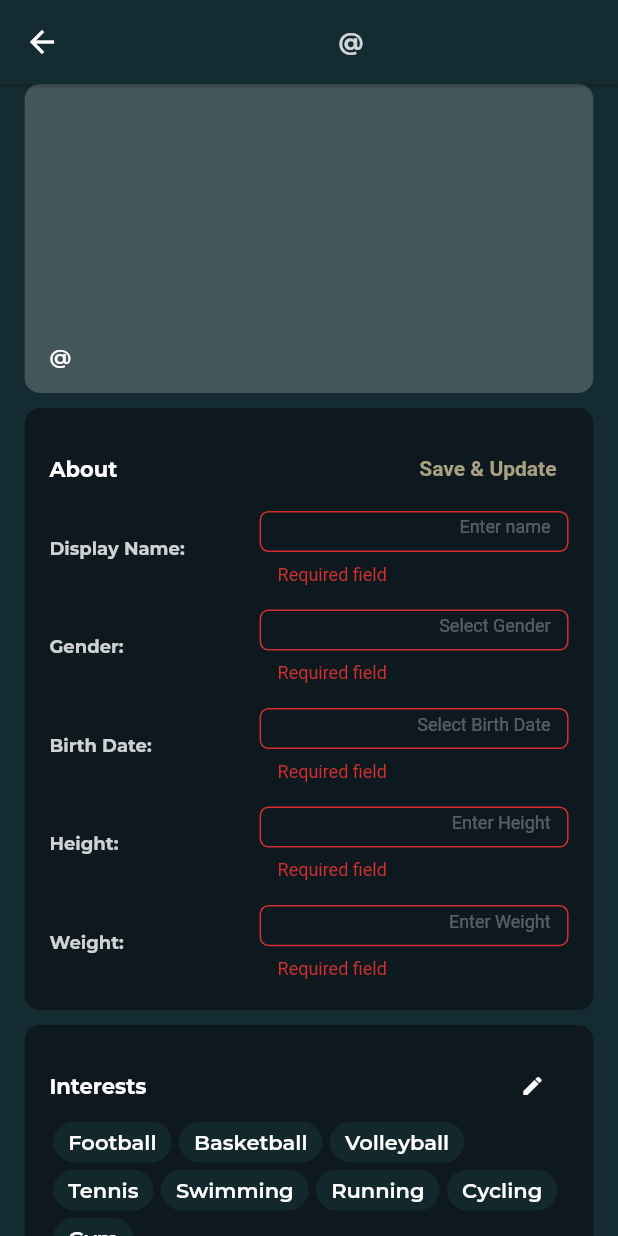
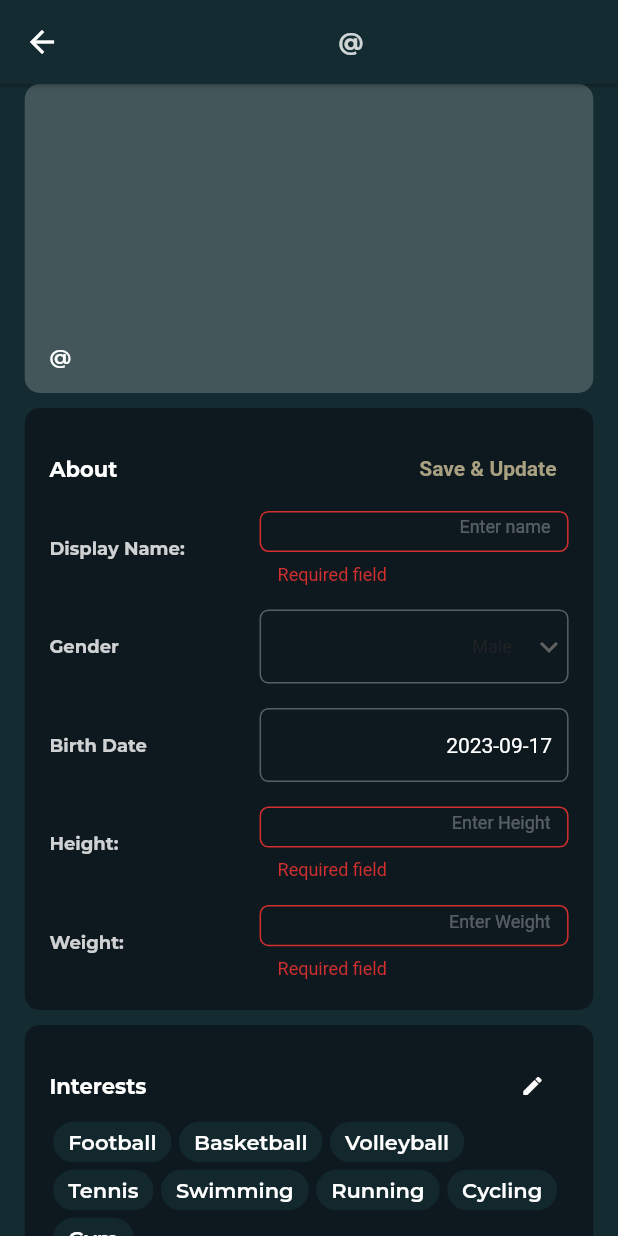
Before and after one commit to exceldeo/flutter_bloc_auth_profile_app, a Flutter app: the HomeView screen opened directly, after a tap on the "edit" icon, after a tap on "Save & Update", on a phone screen of 412 x 824 dp. Run offline on Flutter 3.47's test engine with Material 2 defaults, Android fonts, the phone set to English and light mode, and no system bars; our stand-ins replace dio, equatable, flutter_bloc, flutter_dotenv, flutter_secure_storage, google_fonts; accounts and stored records are empty.

```diff
--- /dev/null
+++ b/lib/core/components/datepicker/datepickerField.dart
@@ -0,0 +1,78 @@
+import 'package:flutter/material.dart';
+import 'package:my_profile_app/core/components/text/custom_text.dart';
+import 'package:my_profile_app/core/constants/app/color_constants.dart';
+import 'package:my_profile_app/core/extensions/context_extensions.dart';
+
+class DatePickerField extends StatefulWidget {
+  DatePickerField({Key? key, this.initialDate, this.selectedDate})
+      : super(key: key);
+
+  final DateTime? initialDate;
+  void Function(DateTime?)? selectedDate;
+
+  @override
+  _DatePickerFieldState createState() => _DatePickerFieldState();
+}
+
+class _DatePickerFieldState extends State<DatePickerField> {
+  DateTime selectedDate = DateTime.now();
+
+  @override
+  void initState() {
+    super.initState();
+    selectedDate = widget.initialDate ?? DateTime.now();
+    widget.selectedDate!(selectedDate);
+  }
+
+  Future<void> _selectDate(BuildContext context) async {
+    final DateTime? picked = await showDatePicker(
+      context: context,
+      initialDate: selectedDate,
+      firstDate: DateTime(1900),
+      lastDate: DateTime.now(),
+    );
+    if (picked != null && picked != selectedDate) {
+      setState(() {
+        selectedDate = picked;
+        widget.selectedDate!(selectedDate);
+      });
+    }
+  }
+
+  @override
+  Widget build(BuildContext context) {
+    return SizedBox(
+      height: context.dynamicHeight(0.07),
+      child: Row(
+        children: [
+          Expanded(
+            child: CustomText("Birth Date",
+                textStyle: context.textTheme.bodySmall?.copyWith(
+                  color: ColorConstants.white.withOpacity(0.8),
+                  fontWeight: FontWeight.bold,
+                )),
+          ),
+          GestureDetector(
+            onTap: () => _selectDate(context),
+            child: Container(
+              alignment: Alignment.centerRight,
+              padding: const EdgeInsets.symmetric(horizontal: 10, vertical: 5),
+              width: context.dynamicWidth(0.5),
+              height: context.dynamicHeight(0.06),
+              decoration: BoxDecoration(
+                borderRadius: BorderRadius.circular(6),
+                border: Border.all(
+                  color: ColorConstants.white.withOpacity(0.3),
+                ),
+              ),
+              child: Text(
+                "${selectedDate.toLocal()}".split(' ')[0],
+                style: TextStyle(color: ColorConstants.white),
+              ),
+            ),
+          ),
+        ],
+      ),
+    );
+  }
+}
--- /dev/null
+++ b/lib/core/components/dropdown/dropdown_field.dart
@@ -0,0 +1,79 @@
+import 'package:flutter/material.dart';
+import 'package:my_profile_app/core/components/text/custom_text.dart';
+import 'package:my_profile_app/core/constants/app/color_constants.dart';
+import 'package:my_profile_app/core/extensions/context_extensions.dart';
+
+class DropdownMenuField extends StatefulWidget {
+  const DropdownMenuField(
+      {super.key, required this.data, this.initialSelection, this.onSelected});
+  final List<Map<String, String>> data;
+  final String? initialSelection;
+  final void Function(String?)? onSelected;
+
+  @override
+  State<DropdownMenuField> createState() => _DropdownMenuFieldState();
+}
+
+class _DropdownMenuFieldState extends State<DropdownMenuField> {
+  String selectedValue = "";
+
+  @override
+  void initState() {
+    // TODO: implement initState
+    super.initState();
+    selectedValue = (widget.initialSelection ?? widget.data[0]['value'])!;
+  }
+
+  @override
+  Widget build(BuildContext context) {
+    return SizedBox(
+      height: context.dynamicHeight(0.07),
+      child: Row(
+        children: [
+          Expanded(
+            child: CustomText("Gender",
+                textStyle: context.textTheme.bodySmall?.copyWith(
+                  color: ColorConstants.white.withOpacity(0.8),
+                  fontWeight: FontWeight.bold,
+                )),
+          ),
+          Container(
+            width: context.dynamicWidth(0.5),
+            height: context.dynamicHeight(0.06),
+            decoration: BoxDecoration(
+              borderRadius: BorderRadius.circular(6),
+              border: Border.all(
+                color: ColorConstants.white.withOpacity(0.3),
+              ),
+            ),
+            alignment: Alignment.centerRight,
+            child: DropdownButton(
+              // Initial Value
+              value: selectedValue,
+              // Down Arrow Icon
+              icon: const Icon(Icons.keyboard_arrow_down),
+              // Array list of items
+              items: widget.data.map((Map<String, String> items) {
+                return DropdownMenuItem(
+                  value: items["value"],
+                  child: Text(items["label"] ?? items["value"]!,
+                      style: context.textTheme.bodySmall?.copyWith(
+                          color: ColorConstants.black.withOpacity(0.8))),
+                );
+              }).toList(),
+              // After selecting the desired option,it will
+              // change button value to selected value
+              onChanged: (String? newValue) {
+                widget.onSelected!(newValue);
+                setState(() {
+                  selectedValue = newValue!;
+                });
+              },
+              underline: Container(),
+            ),
+          )
+        ],
+      ),
+    );
+  }
+}
--- a/lib/view/home/home_view.dart
+++ b/lib/view/home/home_view.dart
@@ -3,6 +3,8 @@ import 'package:my_profile_app/core/base/profile/bloc/profile_bloc.dart';
 import 'package:my_profile_app/core/base/profile/model/profile_model.dart';
 import 'package:my_profile_app/core/components/appbar/appbar.dart';
 import 'package:my_profile_app/core/components/button/button.dart';
+import 'package:my_profile_app/core/components/datepicker/datepickerField.dart';
+import 'package:my_profile_app/core/components/dropdown/dropdown_field.dart';
 import 'package:my_profile_app/core/components/layout/card/card.dart';
 import 'package:my_profile_app/core/components/text/custom_text.dart';
 import 'package:my_profile_app/core/components/textFormField/text_form_field_style_two.dart';
@@ -337,26 +339,22 @@ class __AboutFormSectionState extends State<_AboutFormSection> {
               validator: (value) => ValidateOperations.normalValidation(value),
             ),
             8.ph,
-            TextFormFieldWidgetStyleTwo(
-              controller: genderController,
-              hintText: "Select Gender",
-              keyboardType: TextInputType.name,
-              onSaved: (value) {
+            DropdownMenuField(
+              data: [
+                {"label": "Male", "value": "male"},
+                {"label": "Female", "value": "female"},
+              ],
+              initialSelection: "male",
+              onSelected: (value) {
                 genderController.text = value!;
               },
-              title: "Gender:",
-              validator: (value) => ValidateOperations.normalValidation(value),
             ),
             8.ph,
-            TextFormFieldWidgetStyleTwo(
-              controller: birthDateController,
-              hintText: "Select Birth Date",
-              keyboardType: TextInputType.name,
-              onSaved: (value) {
-                birthDateController.text = value!;
+            DatePickerField(
+              initialDate: DateTime.now(),
+              selectedDate: (DateTime? date) {
+                birthDateController.text = date.toString();
               },
-              title: "Birth Date:",
-              validator: (value) => ValidateOperations.normalValidation(value),
             ),
             8.ph,
             TextFormFieldWidgetStyleTwo(
--- a/pubspec.yaml
+++ b/pubspec.yaml
@@ -43,6 +43,8 @@ dependencies:
   flutter_dotenv: ^5.1.0
 
   google_fonts: ^4.0.4
+  mockito: ^5.4.2
+  bloc_test: ^9.1.4
 
 dev_dependencies:
   flutter_test:
```
Also changed, not shown: lib/view/insterest/create_view.dart (+93 -8 lines), pubspec.lock, 12 other files.
